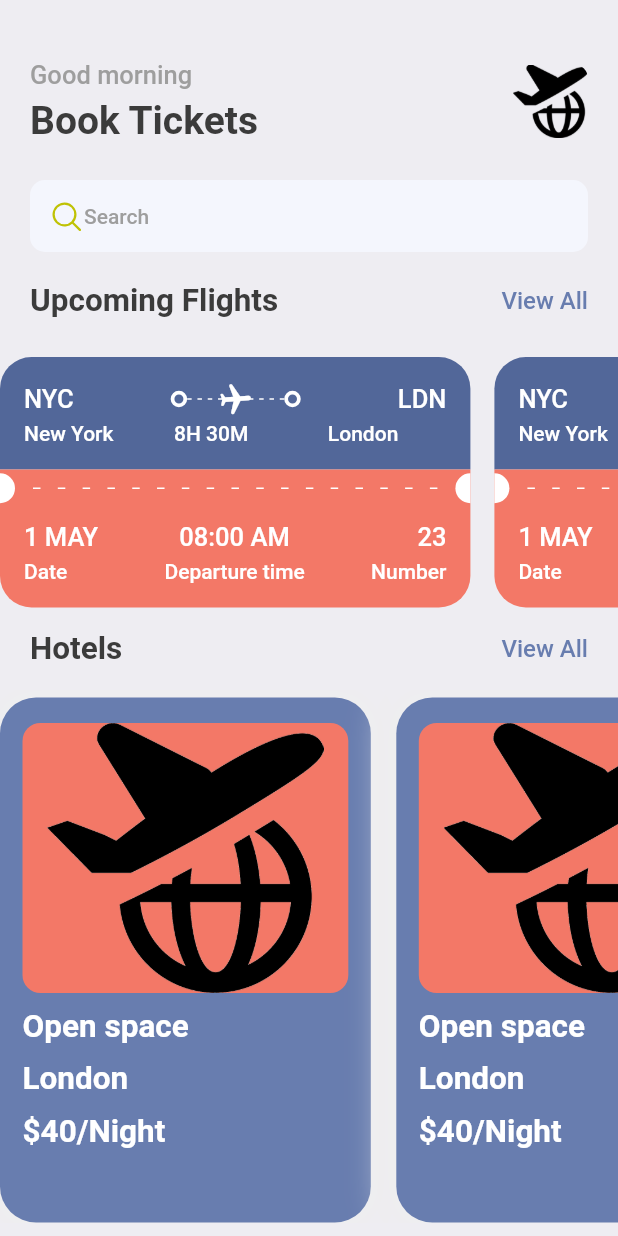
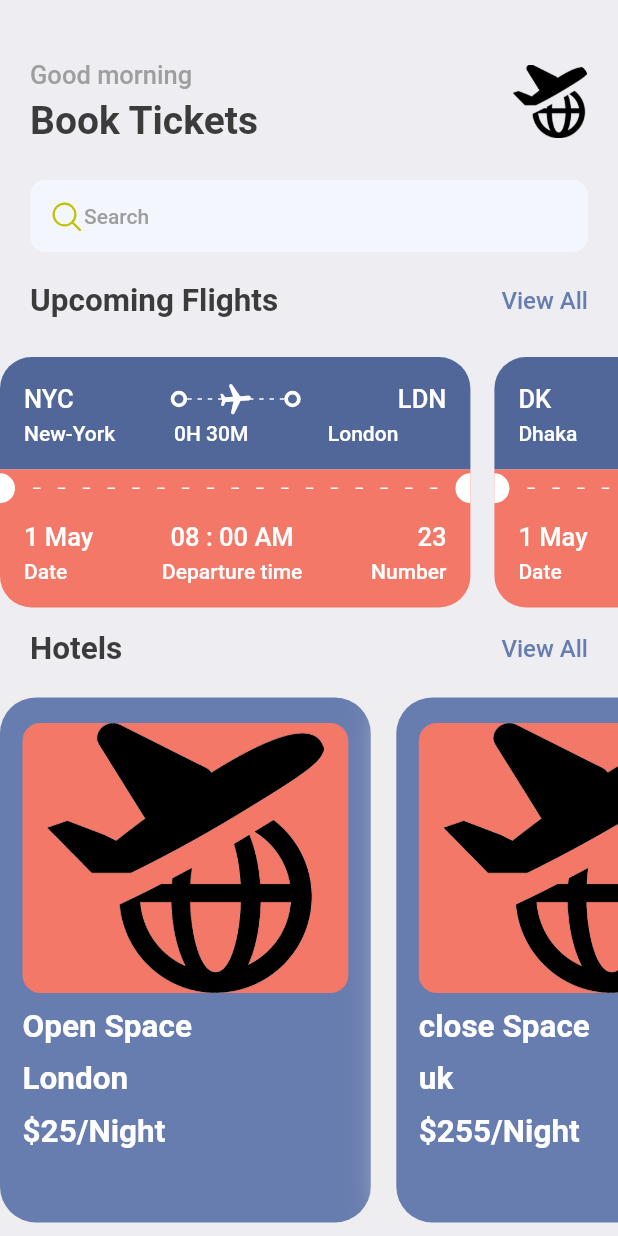
Before and after one commit to nirav-bugs/TicketBooking-FlutterApp, a Flutter app: the HomeScreen screen opened directly, on a phone screen of 412 x 824 dp. Run offline on Flutter 3.47's test engine with Material 2 defaults, Android fonts, the phone set to English and light mode, and no system bars; our stand-ins replace fluentui_icons, gap; statements that could not run were skipped.

Commit message:
Dynamic Ticket & Hotel data

```diff
--- /dev/null
+++ b/lib/app_info_list.dart
@@ -0,0 +1,39 @@
+List<Map<String, dynamic>> hotelList = [
+  {
+    'image': 'img_1.png',
+    'place': 'Open Space',
+    'destination': 'London',
+    'price': 25
+  },
+  {
+    'image': 'img_1.png',
+    'place': 'close Space',
+    'destination': 'uk',
+    'price': 255
+  },
+  {
+    'image': 'img_1.png',
+    'place': 'BUGS Space',
+    'destination': 'India',
+    'price': 1000
+  },
+];
+
+List<Map<String, dynamic>> ticketList = [
+  {
+    'from': {'code': "NYC", 'name': "New-York"},
+    'to': {'code': "LDN", 'name': "London"},
+    'flying_time': '0H 30M',
+    'date': "1 May",
+    'departure_time': "08 : 00 AM",
+    'number': "23"
+  },
+  {
+    'from': {'code': "DK", 'name': "Dhaka"},
+    'to': {'code': "SH", 'name': "Shanghai"},
+    'flying_time': '4H 20M',
+    'date': "1 May",
+    'departure_time': "09 : 00 AM",
+    'number': "45"
+  },
+];
--- a/lib/screens/home_screen.dart
+++ b/lib/screens/home_screen.dart
@@ -4,6 +4,7 @@ import 'package:gap/gap.dart';
 import 'package:ticket_booking/app_styles.dart';
 import 'package:ticket_booking/screens/hotel_screen.dart';
 
+import '../app_info_list.dart';
 import 'ticket_view.dart';
 
 class HomeScreen extends StatelessWidget {
@@ -97,10 +98,14 @@ class HomeScreen extends StatelessWidget {
             scrollDirection: Axis.horizontal,
             padding: const EdgeInsets.only(right: 10),
             child: Row(
-              children: const [
-                TicketView(),
-                TicketView(),
-              ],
+              // children: const [
+              //   TicketView(),
+              //   TicketView(),
+              // ],
+              children: ticketList
+                  .map((singleticketdetail) =>
+                      TicketView(ticket: singleticketdetail))
+                  .toList(),
             ),
           ),
           const Gap(15),
@@ -130,11 +135,15 @@ class HomeScreen extends StatelessWidget {
           SingleChildScrollView(
               scrollDirection: Axis.horizontal,
               child: Row(
-                children: const [
-                  // Padding(padding: EdgeInsets.only(right: 20)),
-                  HotelScreen(),
-                  HotelScreen(),
-                ],
+                // children: const [
+                // Padding(padding: EdgeInsets.only(right: 20)),
+                // HotelScreen(),
+                // HotelScreen(),
+
+                // ],
+                children: hotelList
+                    .map((singledata) => HotelScreen(hotel: singledata))
+                    .toList(),
               )),
         ],
       ),
--- a/lib/screens/hotel_screen.dart
+++ b/lib/screens/hotel_screen.dart
@@ -6,7 +6,8 @@ import 'package:ticket_booking/app_layout.dart';
 import 'package:ticket_booking/app_styles.dart';
 
 class HotelScreen extends StatelessWidget {
-  const HotelScreen({super.key});
+  final Map<String, dynamic> hotel;
+  const HotelScreen({super.key, required this.hotel});
 
   @override
   Widget build(BuildContext context) {
@@ -34,24 +35,25 @@ class HotelScreen extends StatelessWidget {
             decoration: BoxDecoration(
               borderRadius: BorderRadius.circular(12),
               color: Styles.orangeColor,
-              image: const DecorationImage(
+              image: DecorationImage(
                   fit: BoxFit.contain,
-                  image: AssetImage("assets/images/img_1.png")),
+                  image: AssetImage("assets/images/${hotel['image']}")),
             ),
           ),
           const Gap(10),
           Text(
-            "Open space",
+            "${hotel['place']}",
             style: Styles.headlinestyle2.copyWith(color: Colors.white),
           ),
           const Gap(10),
           Text(
-            "London",
+            "${hotel['destination']}",
             style: Styles.headlinestyle2.copyWith(color: Colors.white),
           ),
           const Gap(10),
           Text(
-            "\$40/Night",
+            "\$${hotel['price']}/Night",
+            // "\$40/Night",
             style: Styles.headlinestyle2.copyWith(color: Colors.white),
           ),
         ],
--- a/lib/screens/ticket_view.dart
+++ b/lib/screens/ticket_view.dart
@@ -5,7 +5,8 @@ import 'package:ticket_booking/app_styles.dart';
 import '../thick_container.dart';
 
 class TicketView extends StatelessWidget {
-  const TicketView({super.key});
+  final Map<String, dynamic> ticket;
+  const TicketView({super.key, required this.ticket});
 
   @override
   Widget build(BuildContext context) {
@@ -260,11 +261,11 @@ class TicketView extends StatelessWidget {
                 children: [
                   Row(
                     children: [
-                      Text("NYC",
+                      Text(ticket['from']['code'],
                           style: Styles.headlinestyle3
                               .copyWith(color: Colors.white)),
                       Expanded(child: Container()),
-                      ThickContainer(),
+                      const ThickContainer(),
                       Expanded(
                           child: Stack(
                         children: [
@@ -279,7 +280,7 @@ class TicketView extends StatelessWidget {
                                         MainAxisAlignment.spaceBetween,
                                     children: List.generate(
                                       (constrains.constrainWidth() / 6).floor(),
-                                      (index) => SizedBox(
+                                      (index) => const SizedBox(
                                         width: 3,
                                         height: 1,
                                         child: DecoratedBox(
@@ -294,14 +295,14 @@ class TicketView extends StatelessWidget {
                           Center(
                             child: Transform.rotate(
                                 angle: 1.5,
-                                child: Icon(Icons.local_airport_rounded,
+                                child: const Icon(Icons.local_airport_rounded,
                                     color: Colors.white)),
                           ),
                         ],
                       )),
-                      ThickContainer(),
+                      const ThickContainer(),
                       Expanded(child: Container()),
-                      Text("LDN",
+                      Text(ticket['to']['code'],
                           style: Styles.headlinestyle3
                               .copyWith(color: Colors.white)),
                     ],
@@ -312,20 +313,20 @@ class TicketView extends StatelessWidget {
                       SizedBox(
                         width: 100,
                         child: Text(
-                          "New York",
+                          ticket['from']['name'],
                           style: Styles.headlinestyle4
                               .copyWith(color: Colors.white),
                         ),
                       ),
                       Text(
-                        "8H 30M",
+                        ticket['flying_time'],
                         style:
                             Styles.headlinestyle4.copyWith(color: Colors.white),
                       ),
                       SizedBox(
                         width: 100,
                         child: Text(
-                          "London",
+                          ticket['to']['name'],
                           textAlign: TextAlign.end,
                           style: Styles.headlinestyle4
                               .copyWith(color: Colors.white),
@@ -342,7 +343,7 @@ class TicketView extends StatelessWidget {
               color: Styles.orangeColor,
               child: Row(
                 children: [
-                  SizedBox(
+                  const SizedBox(
                     height: 20,
                     width: 10,
                     child: DecoratedBox(
@@ -399,7 +400,7 @@ class TicketView extends StatelessWidget {
             Container(
               decoration: BoxDecoration(
                 color: Styles.orangeColor,
-                borderRadius: BorderRadius.only(
+                borderRadius: const BorderRadius.only(
                     bottomLeft: Radius.circular(21),
                     bottomRight: Radius.circular(21)),
               ),
@@ -414,7 +415,7 @@ class TicketView extends StatelessWidget {
                         crossAxisAlignment: CrossAxisAlignment.start,
                         children: [
                           Text(
-                            "1 MAY",
+                            ticket['date'],
                             style: Styles.headlinestyle3
                                 .copyWith(color: Colors.white),
                           ),
@@ -430,7 +431,7 @@ class TicketView extends StatelessWidget {
                         crossAxisAlignment: CrossAxisAlignment.center,
                         children: [
                           Text(
-                            "08:00 AM",
+                            ticket['departure_time'],
                             style: Styles.headlinestyle3
                                 .copyWith(color: Colors.white),
                           ),
@@ -446,7 +447,7 @@ class TicketView extends StatelessWidget {
                         crossAxisAlignment: CrossAxisAlignment.end,
                         children: [
                           Text(
-                            "23",
+                            ticket['number'],
                             style: Styles.headlinestyle3
                                 .copyWith(color: Colors.white),
                           ),
```
